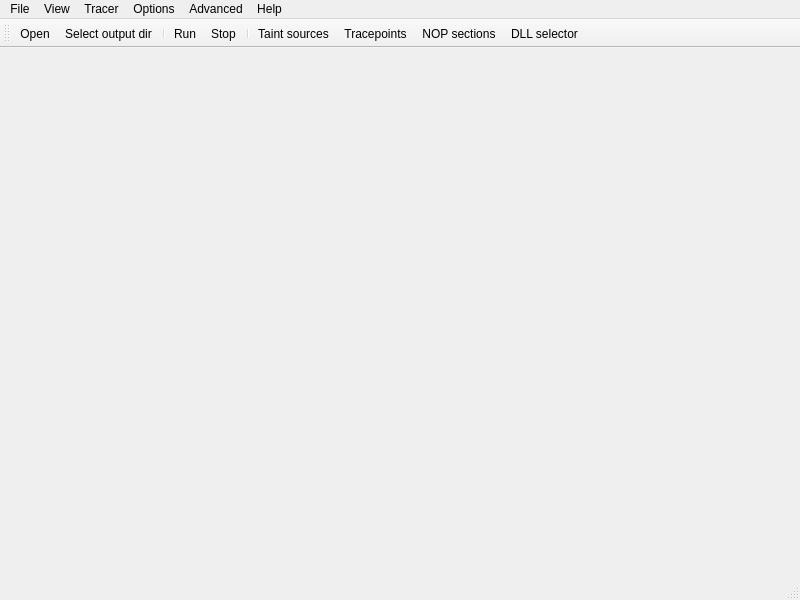
First picture: the form in src/GUI/PinTracerUI/mainwindow.ui, repository h3xduck/TaintBlade, before the edit.
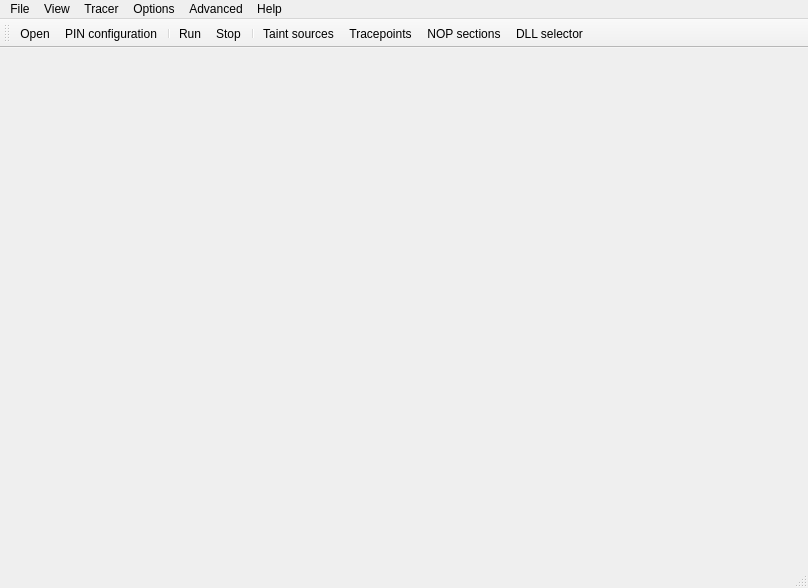
Second picture: the form after the edit. Icons and pictures are not drawn.

Commit message: Added setting the configuration options (pintool dll, exe to trace, pin exe and output dir) via the first two menu options. Incorporated new dialog for the selection

What changed in the file:
```diff
--- a/src/GUI/PinTracerUI/mainwindow.ui
+++ b/src/GUI/PinTracerUI/mainwindow.ui
@@ -6,20 +6,20 @@
    <rect>
     <x>0</x>
     <y>0</y>
-    <width>800</width>
-    <height>600</height>
+    <width>808</width>
+    <height>588</height>
    </rect>
   </property>
   <property name="windowTitle">
    <string>MainWindow</string>
   </property>
-  <widget class="QWidget" name="centralwidget"/>
+  <widget class="QWidget" name="centralWidget"/>
   <widget class="QMenuBar" name="menubar">
    <property name="geometry">
     <rect>
      <x>0</x>
      <y>0</y>
-     <width>800</width>
+     <width>808</width>
      <height>26</height>
     </rect>
    </property>
@@ -28,7 +28,7 @@
      <string>File</string>
     </property>
     <addaction name="actionOpen"/>
-    <addaction name="actionSelect_output_directory"/>
+    <addaction name="actionSelect_configuration"/>
     <addaction name="separator"/>
     <addaction name="actionProperties"/>
     <addaction name="separator"/>
@@ -84,7 +84,7 @@
     <bool>false</bool>
    </attribute>
    <addaction name="actionOpen"/>
-   <addaction name="actionSelect_output_directory"/>
+   <addaction name="actionSelect_configuration"/>
    <addaction name="separator"/>
    <addaction name="actionRun"/>
    <addaction name="actionStop"/>
@@ -117,13 +117,16 @@
     <string>Open</string>
    </property>
   </action>
-  <action name="actionSelect_output_directory">
+  <action name="actionSelect_configuration">
    <property name="icon">
     <iconset resource="MainToolBarResource.qrc">
      <normaloff>:/res/icons/icons8-log-26.png</normaloff>:/res/icons/icons8-log-26.png</iconset>
    </property>
    <property name="text">
-    <string>Select output dir</string>
+    <string>PIN configuration</string>
+   </property>
+   <property name="toolTip">
+    <string>PIN configuration</string>
    </property>
   </action>
   <action name="actionRun">
```
The commit also changes 696 other files.
